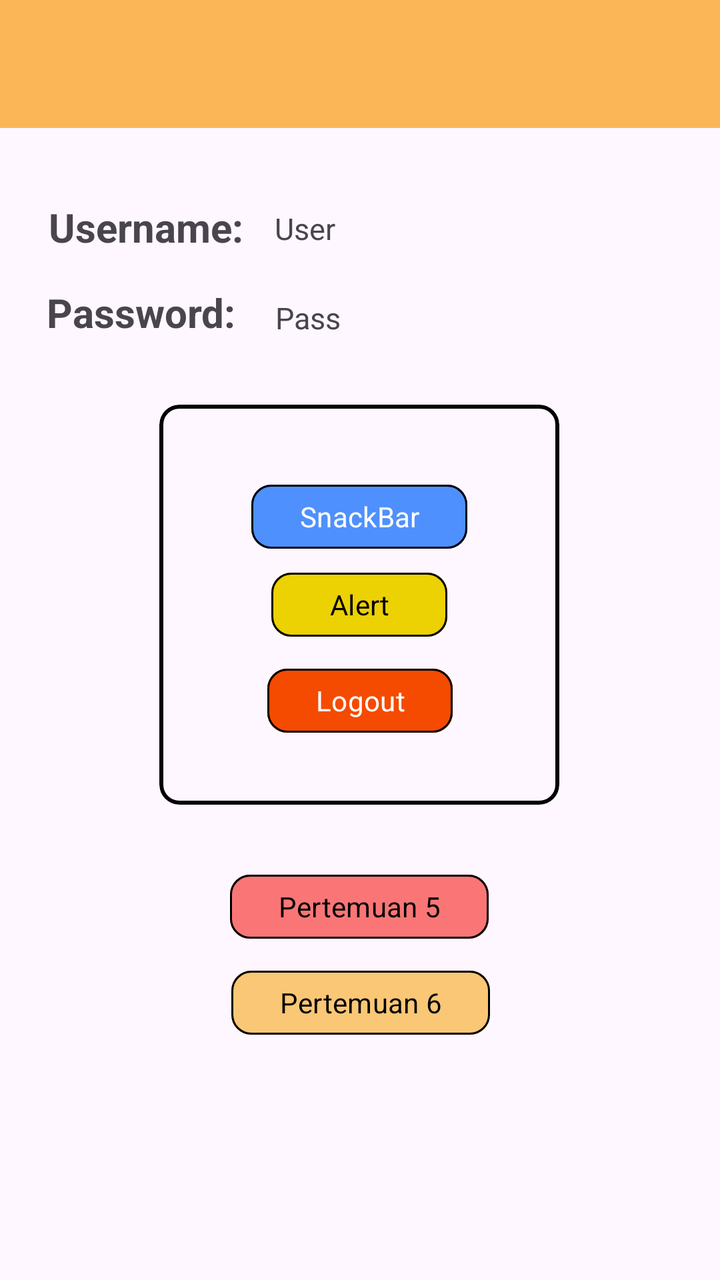
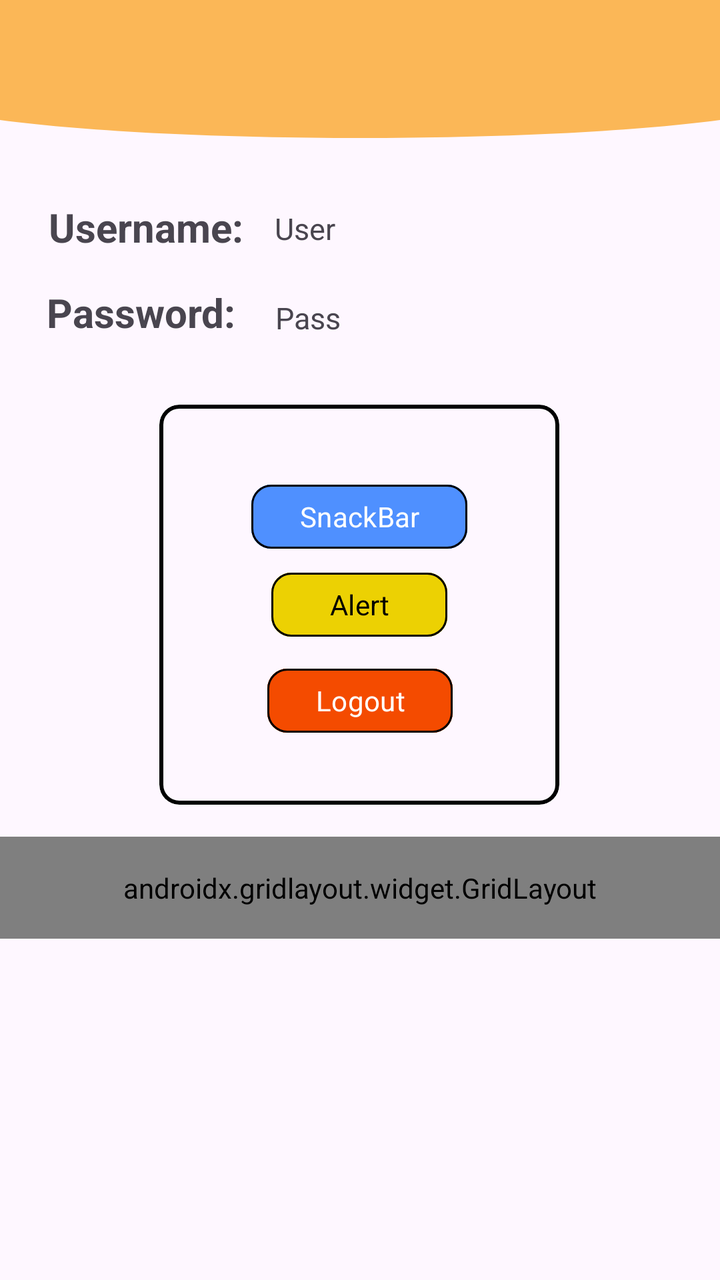

The first picture is an Android layout as it rendered before a commit; the second is the same layout after the commit. The layout source and the unified diff follow.
<!-- AndroidManifest.xml: application theme Theme.Abiyyu_3TIA -->
<!-- res/layout/fragment_home.xml -->
<?xml version="1.0" encoding="utf-8"?>
<androidx.constraintlayout.widget.ConstraintLayout xmlns:android="http://schemas.android.com/apk/res/android"
    xmlns:tools="http://schemas.android.com/tools"
    xmlns:app="http://schemas.android.com/apk/res-auto"
    android:layout_width="match_parent"
    android:layout_height="match_parent"
    tools:context=".Home.HomeFragment">

    <androidx.appcompat.widget.Toolbar
        android:id="@+id/toolbar"
        android:layout_width="match_parent"
        android:layout_height="?attr/actionBarSize"
        android:background="#FBB757"
        app:layout_constraintEnd_toEndOf="parent"
        app:layout_constraintStart_toStartOf="parent"
        app:layout_constraintTop_toTopOf="parent"
        app:subtitleTextColor="@android:color/white"
        app:titleTextColor="@android:color/white" />

    <Button
        android:id="@+id/btnToLima"
        android:layout_width="wrap_content"
        android:layout_height="40dp"
        android:backgroundTint="#FA7676"
        android:fontFamily=""
        android:shadowColor="@color/black"
        android:text="Pertemuan 5"
        android:textColor="@color/black"
        app:cornerRadius="10dp"
        app:layout_constraintBottom_toBottomOf="parent"
        app:layout_constraintEnd_toEndOf="parent"
        app:layout_constraintHorizontal_bias="0.498"
        app:layout_constraintStart_toStartOf="parent"
        app:layout_constraintTop_toBottomOf="@+id/materialCardView"
        app:layout_constraintVertical_bias="0.157"
        app:strokeColor="@color/black"
        app:strokeWidth="1dp" />

    <Button
        android:id="@+id/btnToEnam"
        android:layout_width="wrap_content"
        android:layout_height="40dp"
        android:layout_marginTop="8dp"
        android:backgroundTint="#FAC776"
        android:fontFamily=""
        android:shadowColor="@color/black"
        android:text="Pertemuan 6"
        android:textColor="@color/black"
        app:cornerRadius="10dp"
        app:layout_constraintBottom_toBottomOf="parent"
        app:layout_constraintEnd_toEndOf="parent"
        app:layout_constraintHorizontal_bias="0.501"
        app:layout_constraintStart_toStartOf="parent"
        app:layout_constraintTop_toBottomOf="@+id/btnToLima"
        app:layout_constraintVertical_bias="0.0"
        app:strokeColor="@color/black"
        app:strokeWidth="1dp" />

    <TextView
        android:id="@+id/tvPasswordTitle"
        android:layout_width="wrap_content"
        android:layout_height="wrap_content"
        android:text="Password: "
        android:textSize="20dp"
        android:textStyle="bold"
        app:layout_constraintBottom_toBottomOf="parent"
        app:layout_constraintEnd_toEndOf="parent"
        app:layout_constraintHorizontal_bias="0.09"
        app:layout_constraintStart_toStartOf="parent"
        app:layout_constraintTop_toBottomOf="@+id/tvUsernameTitle"
        app:layout_constraintVertical_bias="0.032" />

    <TextView
        android:id="@+id/tvUsernameTitle"
        android:layout_width="wrap_content"
        android:layout_height="wrap_content"
        android:layout_marginTop="100dp"
        android:text="Username: "
        android:textSize="20dp"
        android:textStyle="bold"
        app:layout_constraintEnd_toEndOf="parent"
        app:layout_constraintHorizontal_bias="0.094"
        app:layout_constraintStart_toStartOf="parent"
        app:layout_constraintTop_toTopOf="parent" />

    <TextView
        android:id="@+id/tvPass"
        android:layout_width="wrap_content"
        android:layout_height="wrap_content"
        android:text="Pass"
        android:textSize="15dp"
        app:layout_constraintBottom_toBottomOf="parent"
        app:layout_constraintEnd_toEndOf="parent"
        app:layout_constraintHorizontal_bias="0.072"
        app:layout_constraintStart_toEndOf="@+id/tvPasswordTitle"
        app:layout_constraintTop_toBottomOf="@+id/tvUser"
        app:layout_constraintVertical_bias="0.049" />

    <TextView
        android:id="@+id/tvUser"
        android:layout_width="wrap_content"
        android:layout_height="wrap_content"
        android:layout_marginTop="104dp"
        android:text="User"
        android:textSize="15dp"
        app:layout_constraintEnd_toEndOf="parent"
        app:layout_constraintHorizontal_bias="0.053"
        app:layout_constraintStart_toEndOf="@+id/tvUsernameTitle"
        app:layout_constraintTop_toTopOf="parent" />

    <com.google.android.material.card.MaterialCardView
        android:id="@+id/materialCardView"
        android:layout_width="200dp"
        android:layout_height="200dp"
        app:cardCornerRadius="10dp"
        app:layout_constraintBottom_toBottomOf="parent"
        app:layout_constraintEnd_toEndOf="parent"
        app:layout_constraintHorizontal_bias="0.497"
        app:layout_constraintStart_toStartOf="parent"

        app:layout_constraintTop_toBottomOf="@+id/toolbar"
        app:layout_constraintVertical_bias="0.368"
        app:strokeColor="@color/black"
        app:strokeWidth="2dp">

        <androidx.constraintlayout.widget.ConstraintLayout
            android:layout_width="match_parent"
            android:layout_height="match_parent"
            android:layout_margin="20dp">

            <Button
                android:id="@+id/btnSnackBar"
                android:layout_width="wrap_content"
                android:layout_height="40dp"
                android:layout_marginTop="16dp"
                android:backgroundTint="@color/biru"
                android:fontFamily=""
                android:shadowColor="@color/black"
                android:text="SnackBar"
                android:textColorHighlight="@color/biru"
                app:cornerRadius="10dp"
                app:layout_constraintEnd_toEndOf="parent"
                app:layout_constraintStart_toStartOf="parent"
                app:layout_constraintTop_toTopOf="parent"
                app:strokeColor="@color/black"
                app:strokeWidth="1dp" />

            <Button
                android:id="@+id/btnAlert"
                android:layout_width="wrap_content"
                android:layout_height="40dp"
                android:backgroundTint="@color/alert"
                android:fontFamily=""
                android:shadowColor="@color/black"
                android:text="Alert"
                android:textColor="@color/black"
                app:cornerRadius="10dp"
                app:layout_constraintBottom_toBottomOf="parent"
                app:layout_constraintEnd_toEndOf="parent"
                app:layout_constraintStart_toStartOf="parent"
                app:layout_constraintTop_toBottomOf="@+id/btnSnackBar"
                app:layout_constraintVertical_bias="0.062"
                app:strokeColor="@color/black"
                app:strokeWidth="1dp" />

            <Button
                android:id="@+id/btnLogout"
                android:layout_width="wrap_content"
                android:layout_height="40dp"
                android:layout_marginTop="8dp"
                android:backgroundTint="#F44B00"
                android:fontFamily=""
                android:shadowColor="@color/black"
                android:text="Logout"
                android:textColor="@color/white"
                app:cornerRadius="10dp"
                app:layout_constraintBottom_toBottomOf="parent"
                app:layout_constraintEnd_toEndOf="parent"
                app:layout_constraintHorizontal_bias="0.507"
                app:layout_constraintStart_toStartOf="parent"
                app:layout_constraintTop_toBottomOf="@+id/btnAlert"
                app:layout_constraintVertical_bias="0.0"
                app:strokeColor="@color/black"
                app:strokeWidth="1dp" />
        </androidx.constraintlayout.widget.ConstraintLayout>

    </com.google.android.material.card.MaterialCardView>

</androidx.constraintlayout.widget.ConstraintLayout>
<!-- resources referenced by this layout -->
<resources>
  <color name="alert">#ECD103</color>
  <color name="biru">#4f90ff</color>
  <color name="black">#FF000000</color>
  <color name="white">#FFFFFFFF</color>
  <style name="Theme.Abiyyu_3TIA" parent="Base.Theme.Abiyyu_3TIA" />
  <style name="Base.Theme.Abiyyu_3TIA" parent="Theme.Material3.DayNight.NoActionBar">
          
          
      </style>
</resources>

<!-- the commit's change to res/layout/fragment_home.xml (unified diff, before → after) -->
@@ -6,55 +6,26 @@
     android:layout_height="match_parent"
     tools:context=".Home.HomeFragment">
 
+    <View
+        android:id="@+id/background_header"
+        android:layout_width="0dp"
+        android:layout_height="80dp"
+        android:background="@drawable/bg_header_wave"
+        android:backgroundTint="#FBB757"
+        app:layout_constraintStart_toStartOf="parent"
+        app:layout_constraintEnd_toEndOf="parent"
+        app:layout_constraintTop_toTopOf="parent" />
+
     <androidx.appcompat.widget.Toolbar
         android:id="@+id/toolbar"
         android:layout_width="match_parent"
         android:layout_height="?attr/actionBarSize"
-        android:background="#FBB757"
+        android:background="@android:color/transparent"
         app:layout_constraintEnd_toEndOf="parent"
         app:layout_constraintStart_toStartOf="parent"
         app:layout_constraintTop_toTopOf="parent"
         app:subtitleTextColor="@android:color/white"
         app:titleTextColor="@android:color/white" />
-
-    <Button
-        android:id="@+id/btnToLima"
-        android:layout_width="wrap_content"
-        android:layout_height="40dp"
-        android:backgroundTint="#FA7676"
-        android:fontFamily=""
-        android:shadowColor="@color/black"
-        android:text="Pertemuan 5"
-        android:textColor="@color/black"
-        app:cornerRadius="10dp"
-        app:layout_constraintBottom_toBottomOf="parent"
-        app:layout_constraintEnd_toEndOf="parent"
-        app:layout_constraintHorizontal_bias="0.498"
-        app:layout_constraintStart_toStartOf="parent"
-        app:layout_constraintTop_toBottomOf="@+id/materialCardView"
-        app:layout_constraintVertical_bias="0.157"
-        app:strokeColor="@color/black"
-        app:strokeWidth="1dp" />
-
-    <Button
-        android:id="@+id/btnToEnam"
-        android:layout_width="wrap_content"
-        android:layout_height="40dp"
-        android:layout_marginTop="8dp"
-        android:backgroundTint="#FAC776"
-        android:fontFamily=""
-        android:shadowColor="@color/black"
-        android:text="Pertemuan 6"
-        android:textColor="@color/black"
-        app:cornerRadius="10dp"
-        app:layout_constraintBottom_toBottomOf="parent"
-        app:layout_constraintEnd_toEndOf="parent"
-        app:layout_constraintHorizontal_bias="0.501"
-        app:layout_constraintStart_toStartOf="parent"
-        app:layout_constraintTop_toBottomOf="@+id/btnToLima"
-        app:layout_constraintVertical_bias="0.0"
-        app:strokeColor="@color/black"
-        app:strokeWidth="1dp" />
 
     <TextView
         android:id="@+id/tvPasswordTitle"
@@ -186,4 +157,60 @@
 
     </com.google.android.material.card.MaterialCardView>
 
+    <androidx.gridlayout.widget.GridLayout
+        android:id="@+id/gridMenu"
+        android:layout_width="match_parent"
+        android:layout_height="wrap_content"
+        android:layout_marginTop="16dp"
+        android:padding="16dp"
+        app:columnCount="2"
+        app:layout_constraintBottom_toBottomOf="parent"
+        app:layout_constraintEnd_toEndOf="parent"
+        app:layout_constraintHorizontal_bias="0.497"
+        app:layout_constraintStart_toStartOf="parent"
+        app:layout_constraintTop_toBottomOf="@+id/materialCardView"
+        app:layout_constraintVertical_bias="0.0"
+        app:useDefaultMargins="true">
+
+        <Button
+            android:id="@+id/btnToLima"
+            android:backgroundTint="#FA7676"
+            android:fontFamily=""
+            android:shadowColor="@color/black"
+            android:text="Pertemuan 5"
+            android:textColor="@color/black"
+            app:cornerRadius="10dp"
+            app:layout_columnWeight="1"
+            app:layout_gravity="fill_horizontal"
+            app:strokeColor="@color/black"
+            app:strokeWidth="1dp" />
+
+        <Button
+            android:id="@+id/btnToEnam"
+            android:backgroundTint="#FAC776"
+            android:fontFamily=""
+            android:shadowColor="@color/black"
+            android:text="Pertemuan 6"
+            android:textColor="@color/black"
+            app:cornerRadius="10dp"
+            app:layout_columnWeight="1"
+            app:layout_gravity="fill_horizontal"
+            app:strokeColor="@color/black"
+            app:strokeWidth="1dp" />
+
+        <Button
+            android:id="@+id/btnToSembilan"
+            android:backgroundTint="#A15EFF"
+            android:fontFamily=""
+            android:shadowColor="@color/black"
+            android:text="Pertemuan 9"
+            android:textColor="@color/black"
+            app:cornerRadius="10dp"
+            app:layout_columnWeight="1"
+            app:layout_gravity="fill_horizontal"
+            app:strokeColor="@color/black"
+            app:strokeWidth="1dp" />
+
+    </androidx.gridlayout.widget.GridLayout>
+
 </androidx.constraintlayout.widget.ConstraintLayout>
<!-- resource entries referenced after the edit -->
@@ -4,6 +4,17 @@
   <color name="biru">#4f90ff</color>
   <color name="black">#FF000000</color>
   <color name="white">#FFFFFFFF</color>
+  <!-- drawable bg_header_wave (drawable) -->
+  <?xml version="1.0" encoding="utf-8"?>
+  <vector xmlns:android="http://schemas.android.com/apk/res/android"
+      android:width="100dp"
+      android:height="100dp"
+      android:viewportWidth="100"
+      android:viewportHeight="100">
+      <path
+          android:fillColor="?attr/colorPrimary"
+          android:pathData="M0,0 L100,0 L100,75 C75,90 25,90 0,75 Z" />
+  </vector>
   <style name="Theme.Abiyyu_3TIA" parent="Base.Theme.Abiyyu_3TIA" />
   <style name="Base.Theme.Abiyyu_3TIA" parent="Theme.Material3.DayNight.NoActionBar">
           
